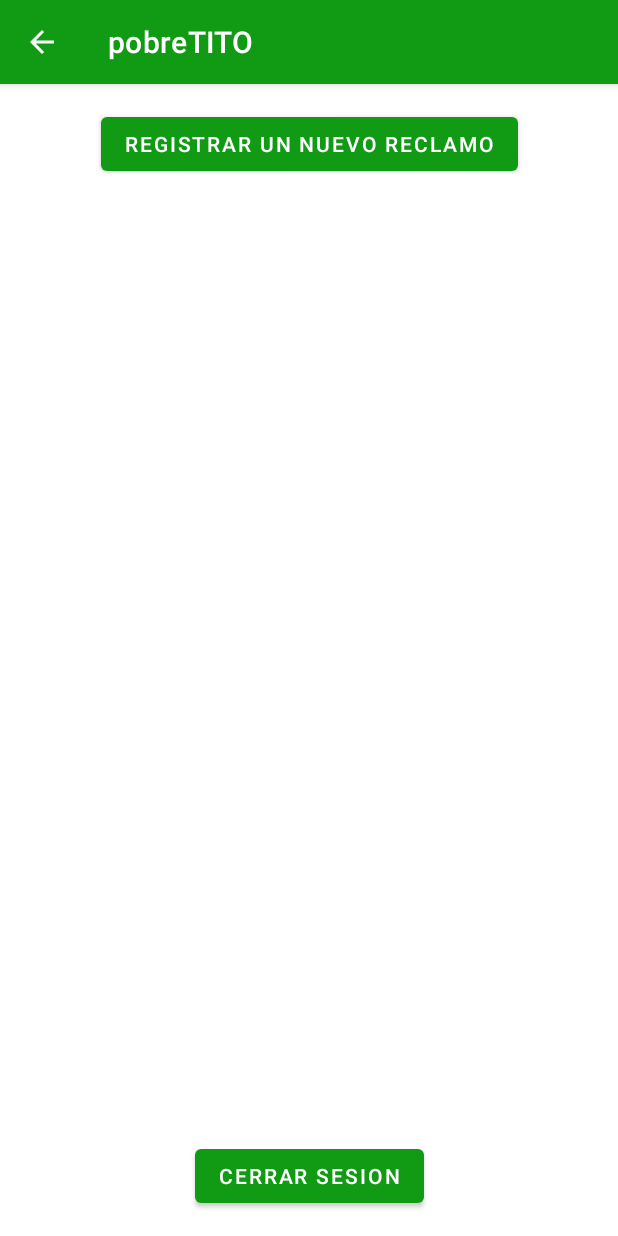
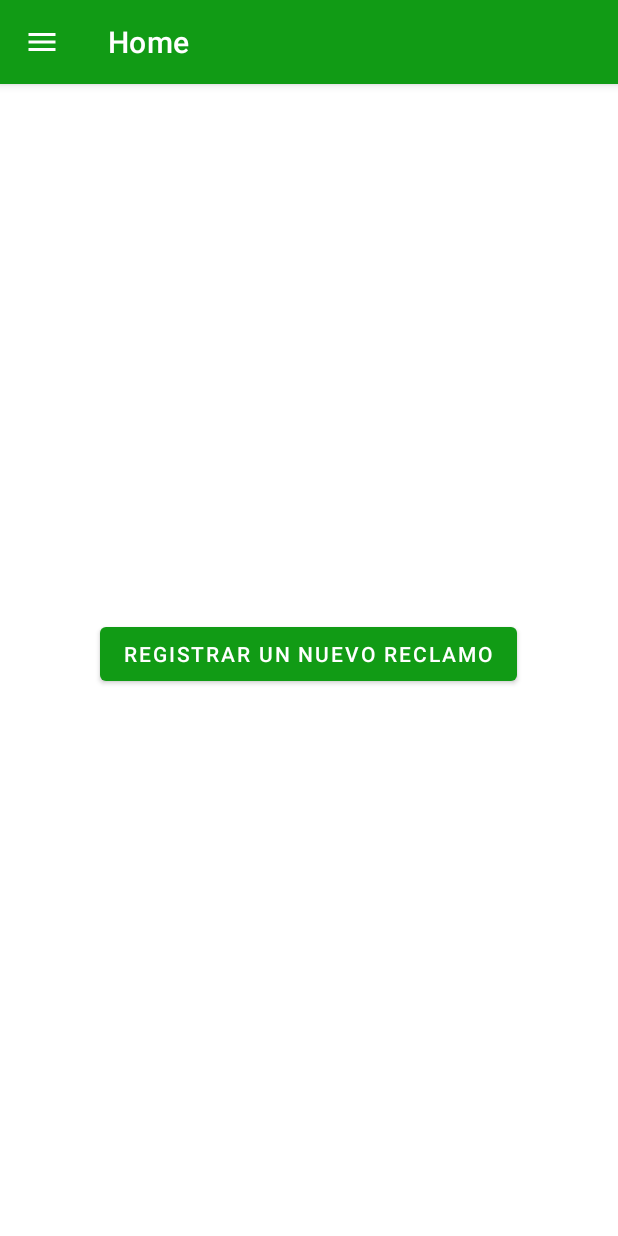
Before and after one commit to bessonejuampi/Dise-o, an Android app: the HomeActivity screen opened directly, with no data from a screen before it, on a phone screen of 412 x 824 dp. Run offline under Robolectric (Android 15) with nearby library versions, the phone set to English and light mode, and no system bars; our stand-ins replace Firebase (no records; nobody signed in at launch, a user with empty details on screens opened directly).

Commit message:
Add Navigation Drawer

```diff
--- a/pobreTITO/app/build.gradle
+++ b/pobreTITO/app/build.gradle
@@ -60,7 +60,6 @@ dependencies {
     implementation 'com.google.firebase:firebase-analytics-ktx'
     implementation 'com.google.firebase:firebase-auth-ktx'
     implementation 'com.google.firebase:firebase-firestore:24.2.0'
-
 }
 
 apply plugin: 'com.android.application'
--- a/pobreTITO/app/src/main/AndroidManifest.xml
+++ b/pobreTITO/app/src/main/AndroidManifest.xml
@@ -23,10 +23,10 @@
             android:name=".RegisterUserActivity"
             android:exported="false" />
         <activity
-            android:theme="@style/Theme.PobreTITO"
             android:name=".LogInActivity"
             android:exported="true"
-            android:noHistory="true">
+            android:noHistory="true"
+            android:theme="@style/Theme.PobreTITO">
             <intent-filter>
                 <action android:name="android.intent.action.MAIN" />
 
--- a/pobreTITO/app/src/main/java/com/utn/pobreTITO/HomeActivity.kt
+++ b/pobreTITO/app/src/main/java/com/utn/pobreTITO/HomeActivity.kt
@@ -1,13 +1,17 @@
 package com.utn.pobreTITO
 
+import android.content.ClipData
 import android.content.Intent
 import androidx.appcompat.app.AppCompatActivity
 import android.os.Bundle
 import android.view.MenuItem
+import android.widget.Button
+import android.widget.Toast
+import com.google.android.material.navigation.NavigationView
 import com.utn.pobreTITO.databinding.ActivityHomeBinding
 import com.utn.pobreTITO.viewmodels.HomeViewModel
 
-class HomeActivity : AppCompatActivity() {
+class HomeActivity : AppCompatActivity(), NavigationView.OnNavigationItemSelectedListener {
 
     private var viewModel : HomeViewModel?=null
     private lateinit var binding : ActivityHomeBinding
@@ -26,18 +30,41 @@ class HomeActivity : AppCompatActivity() {
 
         viewModel!!.saveSession(bundle?.getString("email").toString(), bundle?.getString("pass").toString())
 
-        binding.btSignOut.setOnClickListener {
-            viewModel!!.signOutUser()
-            onBackPressed()
+        binding.topAppBar.setNavigationOnClickListener {
+            binding.drawerLayout.open()
         }
+
+        binding.navigationDrawer.setNavigationItemSelectedListener { menuItem ->
+            // Handle menu item selected
+            menuItem.isChecked = true
+            binding.drawerLayout.close()
+            true
+        }
+
+        binding.navigationDrawer.setNavigationItemSelectedListener(this)
+
+
+//        binding. btSignOut.setOnClickListener {
+//            viewModel!!.signOutUser()
+//            onBackPressed()
+//        }
 
         binding.btRegisterClaim.setOnClickListener {
             viewModel!!.goToRegisterClaim()
         }
+
     }
 
     override fun onOptionsItemSelected(item: MenuItem): Boolean {
         if (item.itemId === android.R.id.home) { onBackPressed() }
         return super.onOptionsItemSelected(item)
     }
+
+//    override fun onNavigationItemSelected(item: MenuItem): Boolean {
+//        when (item.itemId){
+//
+//        }
+//    }
+
+
 }
--- /dev/null
+++ b/pobreTITO/app/src/main/res/drawable/ic_baseline_exit_to_app_24.xml
@@ -0,0 +1,5 @@
+<vector android:autoMirrored="true" android:height="24dp"
+    android:tint="#FFFFFF" android:viewportHeight="24"
+    android:viewportWidth="24" android:width="24dp" xmlns:android="http://schemas.android.com/apk/res/android">
+    <path android:fillColor="@android:color/white" android:pathData="M10.09,15.59L11.5,17l5,-5 -5,-5 -1.41,1.41L12.67,11H3v2h9.67l-2.58,2.59zM19,3H5c-1.11,0 -2,0.9 -2,2v4h2V5h14v14H5v-4H3v4c0,1.1 0.89,2 2,2h14c1.1,0 2,-0.9 2,-2V5c0,-1.1 -0.9,-2 -2,-2z"/>
+</vector>
--- /dev/null
+++ b/pobreTITO/app/src/main/res/drawable/ic_baseline_person_24.xml
@@ -0,0 +1,5 @@
+<vector android:height="24dp" android:tint="#FFFFFF"
+    android:viewportHeight="24" android:viewportWidth="24"
+    android:width="24dp" xmlns:android="http://schemas.android.com/apk/res/android">
+    <path android:fillColor="@android:color/white" android:pathData="M12,12c2.21,0 4,-1.79 4,-4s-1.79,-4 -4,-4 -4,1.79 -4,4 1.79,4 4,4zM12,14c-2.67,0 -8,1.34 -8,4v2h16v-2c0,-2.66 -5.33,-4 -8,-4z"/>
+</vector>
--- /dev/null
+++ b/pobreTITO/app/src/main/res/drawable/ic_baseline_speaker_notes_24.xml
@@ -0,0 +1,5 @@
+<vector android:height="24dp" android:tint="#FFFFFF"
+    android:viewportHeight="24" android:viewportWidth="24"
+    android:width="24dp" xmlns:android="http://schemas.android.com/apk/res/android">
+    <path android:fillColor="@android:color/white" android:pathData="M20,2L4,2c-1.1,0 -1.99,0.9 -1.99,2L2,22l4,-4h14c1.1,0 2,-0.9 2,-2L22,4c0,-1.1 -0.9,-2 -2,-2zM8,14L6,14v-2h2v2zM8,11L6,11L6,9h2v2zM8,8L6,8L6,6h2v2zM15,14h-5v-2h5v2zM18,11h-8L10,9h8v2zM18,8h-8L10,6h8v2z"/>
+</vector>
--- /dev/null
+++ b/pobreTITO/app/src/main/res/drawable/ic_menu_24.xml
@@ -0,0 +1,5 @@
+<vector android:height="24dp" android:tint="#FFFFFF"
+    android:viewportHeight="24" android:viewportWidth="24"
+    android:width="24dp" xmlns:android="http://schemas.android.com/apk/res/android">
+    <path android:fillColor="@android:color/white" android:pathData="M3,18h18v-2L3,16v2zM3,13h18v-2L3,11v2zM3,6v2h18L21,6L3,6z"/>
+</vector>
--- a/pobreTITO/app/src/main/res/layout/activity_home.xml
+++ b/pobreTITO/app/src/main/res/layout/activity_home.xml
@@ -1,32 +1,58 @@
 <?xml version="1.0" encoding="utf-8"?>
-<androidx.constraintlayout.widget.ConstraintLayout xmlns:android="http://schemas.android.com/apk/res/android"
+
+<androidx.drawerlayout.widget.DrawerLayout xmlns:android="http://schemas.android.com/apk/res/android"
     xmlns:app="http://schemas.android.com/apk/res-auto"
     xmlns:tools="http://schemas.android.com/tools"
+    android:id="@+id/drawerLayout"
     android:layout_width="match_parent"
     android:layout_height="match_parent"
-    android:orientation="vertical"
-    tools:context=".HomeActivity">
+    tools:openDrawer="start">
+
+    <androidx.coordinatorlayout.widget.CoordinatorLayout
+        android:layout_width="match_parent"
+        android:layout_height="match_parent"
+        android:fitsSystemWindows="true">
+
+        <com.google.android.material.appbar.AppBarLayout
+            style="@style/Widget.MaterialComponents.AppBarLayout.PrimarySurface"
+            android:layout_width="match_parent"
+            android:layout_height="wrap_content"
+            android:fitsSystemWindows="true">
+
+            <com.google.android.material.appbar.MaterialToolbar
+                android:id="@+id/topAppBar"
+                style="@style/Widget.MaterialComponents.Toolbar.PrimarySurface"
+                android:layout_width="match_parent"
+                android:layout_height="?attr/actionBarSize"
+                android:background="@android:color/transparent"
+                android:elevation="0dp"
+                app:navigationIcon="@drawable/ic_menu_24"
+                app:title="Home" />
+
+        </com.google.android.material.appbar.AppBarLayout>
 
         <Button
             android:id="@+id/btRegisterClaim"
             android:layout_width="wrap_content"
             android:layout_height="wrap_content"
             android:layout_gravity="center"
-        android:layout_marginTop="16dp"
+            android:layout_marginTop="48dp"
             android:text="Registrar un nuevo reclamo"
             app:layout_constraintEnd_toEndOf="parent"
             app:layout_constraintStart_toStartOf="parent"
-        app:layout_constraintTop_toTopOf="parent" />
+            app:layout_constraintTop_toBottomOf="@+id/appBarLayout2" />
+    </androidx.coordinatorlayout.widget.CoordinatorLayout>
 
-    <Button
-        android:id="@+id/btSignOut"
+    <com.google.android.material.navigation.NavigationView
+        android:id="@+id/navigationDrawer"
         android:layout_width="wrap_content"
-        android:layout_height="wrap_content"
-        android:layout_gravity="center"
-        android:layout_marginBottom="16dp"
-        android:text="Cerrar sesion"
-        app:layout_constraintBottom_toBottomOf="parent"
-        app:layout_constraintEnd_toEndOf="parent"
-        app:layout_constraintStart_toStartOf="parent" />
+        android:layout_height="match_parent"
+        android:layout_gravity="start"
+        app:headerLayout="@layout/header_navigation_drawer"
+        app:menu="@menu/navigation_drawer">
 
-</androidx.constraintlayout.widget.ConstraintLayout>
+
+    </com.google.android.material.navigation.NavigationView>
+
+
+</androidx.drawerlayout.widget.DrawerLayout>
--- /dev/null
+++ b/pobreTITO/app/src/main/res/menu/navigation_drawer.xml
@@ -0,0 +1,34 @@
+<?xml version="1.0" encoding="utf-8"?>
+    <menu  xmlns:android="http://schemas.android.com/apk/res/android">
+
+    <group
+        android:id="@+id/group1"
+        android:checkableBehavior="single">
+        <item
+            android:id="@+id/profile"
+            android:icon="@drawable/ic_baseline_person_24"
+            android:title="Mi perfil"
+            android:checked="true" />
+        <item
+            android:id="@+id/cliam"
+            android:icon="@drawable/ic_baseline_speaker_notes_24"
+            android:title="Mis reclamos" />
+    </group>
+    <group
+        android:id="@+id/group2"
+        android:checkableBehavior="single">
+        <item
+            android:id="@+id/subtitle"
+            android:title="Mas acciones">
+            <menu>
+
+                <item
+                    android:id="@+id/btSignOut"
+                    android:icon="@drawable/ic_baseline_exit_to_app_24"
+                    android:title="Cerrar sesión" />
+
+            </menu>
+        </item>
+    </group>
+
+</menu>
--- a/pobreTITO/app/src/main/res/values/themes.xml
+++ b/pobreTITO/app/src/main/res/values/themes.xml
@@ -1,10 +1,11 @@
 <resources xmlns:tools="http://schemas.android.com/tools">
     <!-- Base application theme. -->
-    <style name="Theme.PobreTITO" parent="Theme.MaterialComponents.DayNight.DarkActionBar">
+    <style name="Theme.PobreTITO" parent="Theme.MaterialComponents.DayNight.NoActionBar">
         <!-- Primary brand color. -->
         <item name="colorPrimary">@color/green_tito</item>
         <item name="colorPrimaryVariant">@color/purple_700</item>
         <item name="colorOnPrimary">@color/white</item>
+        <item name="android:windowTranslucentStatus">true</item>
 
         <!-- Secondary brand color. -->
         <item name="colorSecondary">@color/teal_200</item>
```
Also changed, not shown: pobreTITO/app/src/main/java/com/utn/pobreTITO/common/EnumCodition.kt (added, +8 -0 lines), pobreTITO/app/src/main/java/com/utn/pobreTITO/database/AppDatabase.kt (+5 -3 lines), pobreTITO/app/src/main/java/com/utn/pobreTITO/database/dao/UserDAO.kt (deleted, +0 -16 lines), pobreTITO/app/src/main/java/com/utn/pobreTITO/database/dao/claimDAO.kt (added, +12 -0 lines), pobreTITO/app/src/main/java/com/utn/pobreTITO/models/Claim.kt (+13 -5 lines), pobreTITO/app/src/main/java/com/utn/pobreTITO/viewmodels/RegisterClaimViewModel.kt (+18 -9 lines), pobreTITO/app/src/main/res/layout/activity_register_user.xml (+42 -17 lines), pobreTITO/app/src/main/res/layout/header_navigation_drawer.xml (added, +17 -0 lines). Lines whose indentation alone changed are shown as unchanged.
